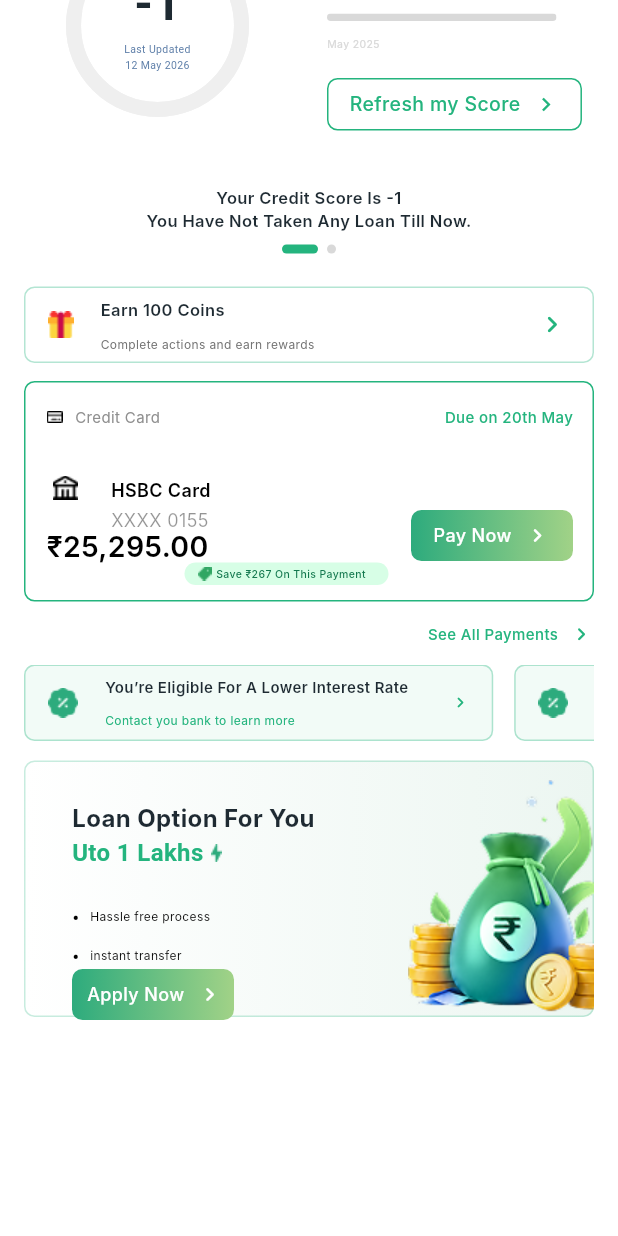
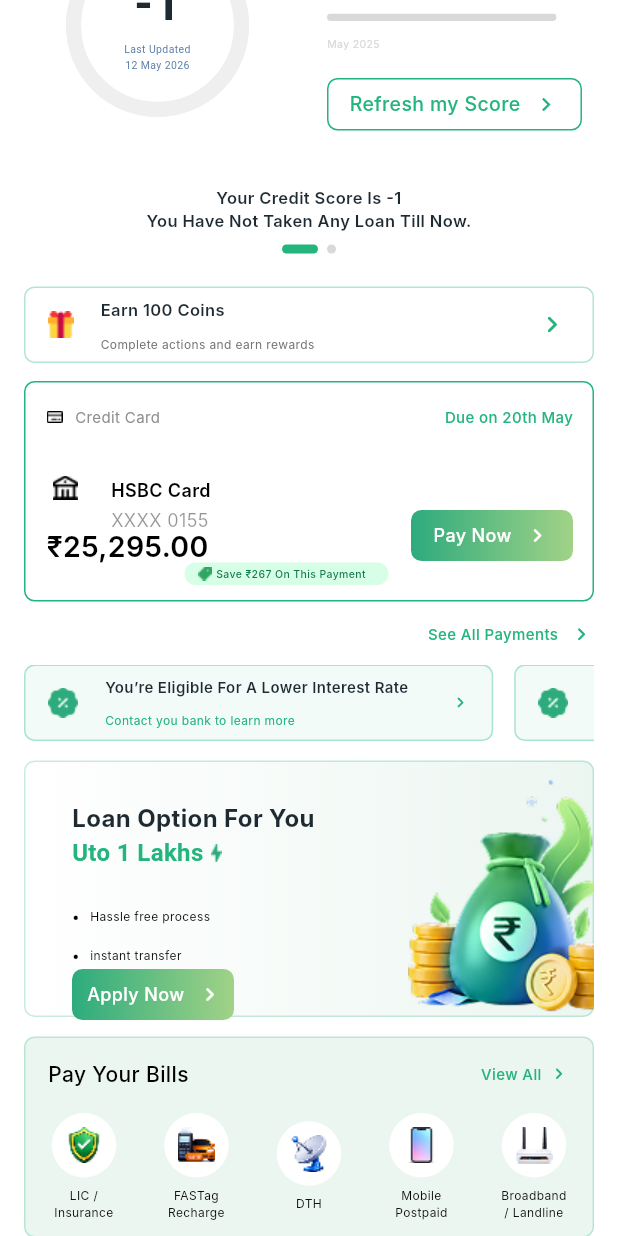
Before and after one commit to AryaMehta03/swipeloan_flutter_assessment, a Flutter app: the screen it shows after launch, scrolled down 421 dp, on a phone screen of 412 x 824 dp. Run offline on Flutter 3.47's test engine with Material 3 defaults, Android fonts, the phone set to English and light mode, and no system bars; Roboto replaces fonts that are missing (Inter, Poppins).

Commit message:
feat: add pay bills section

```diff
--- a/lib/core/constants/app_assets.dart
+++ b/lib/core/constants/app_assets.dart
@@ -14,4 +14,9 @@
   static const String interestRateIcon = 'assets/images/interest_rate.png';
   static const String loanThunder = 'assets/images/loan_thunder.png';
   static const String loanOption = 'assets/images/loan_option.png';
+  static const String billLicInsurance = 'assets/images/PYB01.png';
+  static const String billFastag = 'assets/images/PYB02.png';
+  static const String billDth = 'assets/images/PYB03.png';
+  static const String billMobilePostpaid = 'assets/images/PYB04.png';
+  static const String billBroadband = 'assets/images/PYB05.png';
 }
--- a/lib/features/home/presentation/screens/home_screen.dart
+++ b/lib/features/home/presentation/screens/home_screen.dart
@@ -2,6 +2,7 @@
 import 'package:swipeloan_flutter_assessment/features/home/presentation/widgets/credit_card_payment_card.dart';
 import 'package:swipeloan_flutter_assessment/features/home/presentation/widgets/interest_rate_card.dart';
 import 'package:swipeloan_flutter_assessment/features/home/presentation/widgets/loan_option_card.dart';
+import 'package:swipeloan_flutter_assessment/features/home/presentation/widgets/pay_bills_section.dart';
 
 import '../../../../core/constants/app_colors.dart';
 import '../widgets/header_section.dart';
@@ -33,6 +34,8 @@
                   const InterestRateCard(),
                   const SizedBox(height: 13),
                   const LoanOptionCard(),
+                  const SizedBox(height: 13),
+                  const PayBillsSection(),
                 ],
               ),
             ),
--- a/lib/features/home/presentation/widgets/pay_bills_section.dart
+++ b/lib/features/home/presentation/widgets/pay_bills_section.dart
@@ -0,0 +1,155 @@
+import 'package:flutter/material.dart';
+
+import '../../../../core/constants/app_assets.dart';
+import '../../../../core/constants/app_colors.dart';
+
+class PayBillsSection extends StatelessWidget {
+  const PayBillsSection({super.key});
+
+  @override
+  Widget build(BuildContext context) {
+    return Container(
+      height: 134,
+      width: double.infinity,
+      padding: const EdgeInsets.fromLTRB(15, 14, 15, 13),
+      decoration: BoxDecoration(
+        color: const Color(0xFFECF6F1),
+        borderRadius: BorderRadius.circular(7),
+        border: Border.all(
+          color: AppColors.primary.withOpacity(0.25),
+        ),
+      ),
+      child: const Column(
+        children: [
+          _PayBillsHeader(),
+          SizedBox(height: 16),
+          Row(
+            mainAxisAlignment: MainAxisAlignment.spaceBetween,
+            children: [
+              _BillItem(
+                icon: AppAssets.billLicInsurance,
+                label: 'LIC /\nInsurance',
+                iconWidth: 24,
+                iconHeight: 24,
+              ),
+              _BillItem(
+                icon: AppAssets.billFastag,
+                label: 'FASTag\nRecharge',
+                iconWidth: 25,
+                iconHeight: 24,
+              ),
+              _BillItem(
+                icon: AppAssets.billDth,
+                label: 'DTH',
+                iconWidth: 25,
+                iconHeight: 25,
+              ),
+              _BillItem(
+                icon: AppAssets.billMobilePostpaid,
+                label: 'Mobile\nPostpaid',
+                iconWidth: 24,
+                iconHeight: 24,
+              ),
+              _BillItem(
+                icon: AppAssets.billBroadband,
+                label: 'Broadband\n/ Landline',
+                iconWidth: 25,
+                iconHeight: 25,
+              ),
+            ],
+          ),
+        ],
+      ),
+    );
+  }
+}
+
+class _PayBillsHeader extends StatelessWidget {
+  const _PayBillsHeader();
+
+  @override
+  Widget build(BuildContext context) {
+    return Row(
+      children: const [
+        Text(
+          'Pay Your Bills',
+          style: TextStyle(
+            fontFamily: 'Inter',
+            fontSize: 14,
+            fontWeight: FontWeight.w500,
+            height: 19.84 / 14,
+            color: Colors.black,
+          ),
+        ),
+        Spacer(),
+        Text(
+          'View All',
+          style: TextStyle(
+            fontFamily: 'Inter',
+            fontSize: 10,
+            fontWeight: FontWeight.w500,
+            color: AppColors.primary,
+          ),
+        ),
+        SizedBox(width: 4),
+        Icon(
+          Icons.chevron_right_rounded,
+          size: 15,
+          color: AppColors.primary,
+        ),
+      ],
+    );
+  }
+}
+
+class _BillItem extends StatelessWidget {
+  const _BillItem({
+    required this.icon,
+    required this.label,
+    required this.iconWidth,
+    required this.iconHeight,
+  });
+
+  final String icon;
+  final String label;
+  final double iconWidth;
+  final double iconHeight;
+
+  @override
+  Widget build(BuildContext context) {
+    return SizedBox(
+      width: 48,
+      child: Column(
+        children: [
+          Container(
+            width: 43,
+            height: 43,
+            alignment: Alignment.center,
+            decoration: const BoxDecoration(
+              color: Colors.white,
+              shape: BoxShape.circle,
+            ),
+            child: Image.asset(
+              icon,
+              width: iconWidth,
+              height: iconHeight,
+              fit: BoxFit.contain,
+            ),
+          ),
+          const SizedBox(height: 7),
+          Text(
+            label,
+            textAlign: TextAlign.center,
+            style: const TextStyle(
+              fontFamily: 'Inter',
+              fontSize: 8,
+              fontWeight: FontWeight.w400,
+              height: 10.8 / 8,
+              color: Colors.black,
+            ),
+          ),
+        ],
+      ),
+    );
+  }
+}
```
Also changed, not shown: assets/images/PYB01.png (added), assets/images/PYB02.png (added), assets/images/PYB03.png (added), assets/images/PYB04.png (added), assets/images/PYB05.png (added).
